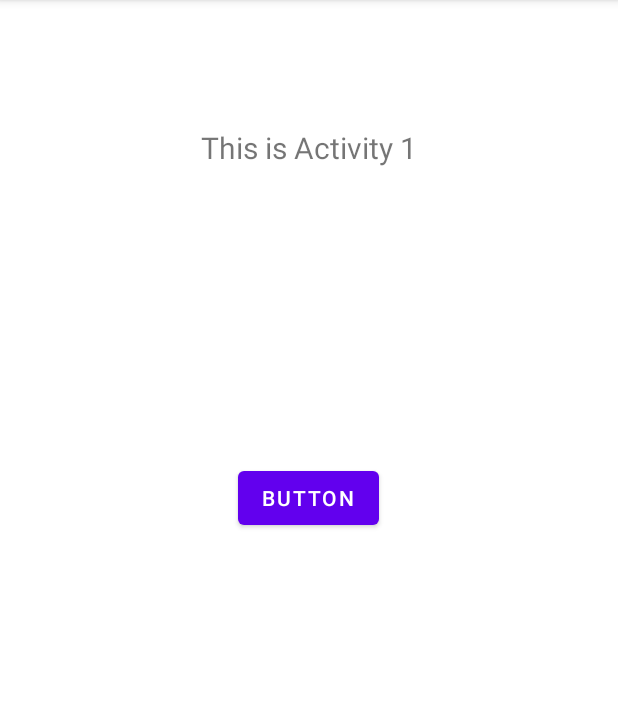
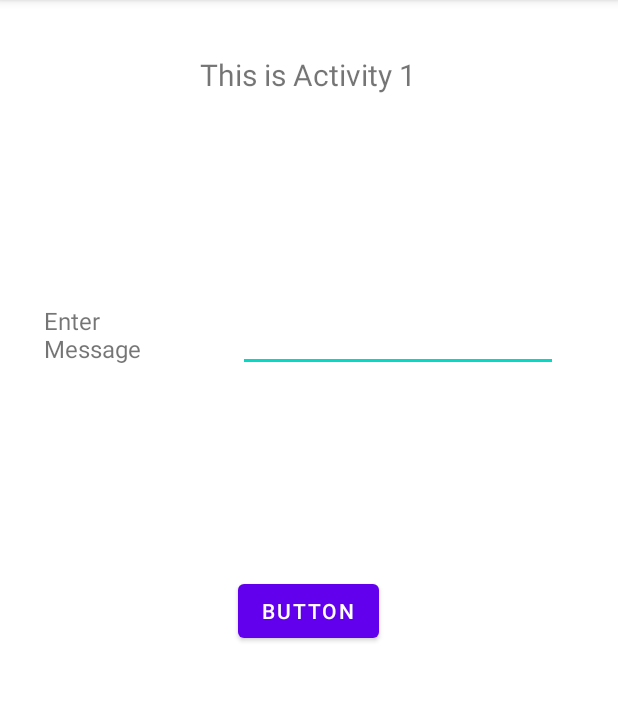
Before and after one commit to Nayab-Tahir/MobileComputing, an Android app: the screen it shows after launch (MainActivity), on a phone screen of 412 x 824 dp, the part 84-785 px from its top. Run offline under Robolectric (Android 15) with nearby library versions, the phone set to English and light mode, and no system bars.

Commit message:
Intents with Parameters Passing

```diff
--- a/Intents/app/src/main/java/com/example/intents/MainActivity.java
+++ b/Intents/app/src/main/java/com/example/intents/MainActivity.java
@@ -6,20 +6,27 @@ import android.content.Intent;
 import android.os.Bundle;
 import android.view.View;
 import android.widget.Button;
+import android.widget.TextView;
+
+import java.io.Console;
 
 public class MainActivity extends AppCompatActivity {
 
     Button btn;
+    TextView msg;
     @Override
     protected void onCreate(Bundle savedInstanceState) {
         super.onCreate(savedInstanceState);
         setContentView(R.layout.activity_main);
 
         btn = findViewById(R.id.button);
+        msg = findViewById(R.id.Msg);
         btn.setOnClickListener(new View.OnClickListener(){
             @Override
             public void onClick(View view) {
                 Intent intent = new Intent(MainActivity.this, MainActivity2.class);
+
+                intent.putExtra("Message", msg.getText().toString());
                 startActivity(intent);
             }
         });
--- a/Intents/app/src/main/res/layout/activity_main.xml
+++ b/Intents/app/src/main/res/layout/activity_main.xml
@@ -10,21 +10,41 @@
         android:id="@+id/button"
         android:layout_width="wrap_content"
         android:layout_height="wrap_content"
-        android:layout_marginBottom="412dp"
+        android:layout_marginTop="320dp"
         android:text="Button"
-        app:layout_constraintBottom_toBottomOf="parent"
         app:layout_constraintEnd_toEndOf="parent"
         app:layout_constraintHorizontal_bias="0.498"
-        app:layout_constraintStart_toStartOf="parent" />
+        app:layout_constraintStart_toStartOf="parent"
+        app:layout_constraintTop_toBottomOf="@+id/textView" />
 
     <TextView
         android:id="@+id/textView"
         android:layout_width="wrap_content"
         android:layout_height="wrap_content"
-        android:layout_marginBottom="196dp"
+        android:layout_marginTop="36dp"
         android:text="This is Activity 1"
         android:textSize="20sp"
+        app:layout_constraintEnd_toEndOf="parent"
+        app:layout_constraintHorizontal_bias="0.498"
+        app:layout_constraintStart_toStartOf="parent"
+        app:layout_constraintTop_toTopOf="parent" />
+
+    <TextView
+        android:id="@+id/textView3"
+        android:layout_width="104dp"
+        android:layout_height="42dp"
+        android:text="Enter Message"
+        android:textSize="16sp"
         app:layout_constraintBottom_toTopOf="@+id/button"
-        app:layout_constraintEnd_toEndOf="parent"
-        app:layout_constraintStart_toStartOf="parent" />
+        app:layout_constraintEnd_toStartOf="@+id/textView"
+        app:layout_constraintTop_toBottomOf="@+id/textView" />
+
+    <EditText
+        android:id="@+id/Msg"
+        android:layout_width="wrap_content"
+        android:layout_height="wrap_content"
+        android:ems="10"
+        android:inputType="textPersonName"
+        app:layout_constraintStart_toStartOf="@+id/button"
+        app:layout_constraintTop_toTopOf="@+id/textView3" />
 </androidx.constraintlayout.widget.ConstraintLayout>
```
Also changed, not shown: Intents/app/src/main/java/com/example/intents/MainActivity2.java (+7 -0 lines), Intents/app/src/main/res/layout/activity_main2.xml (+19 -0 lines).
